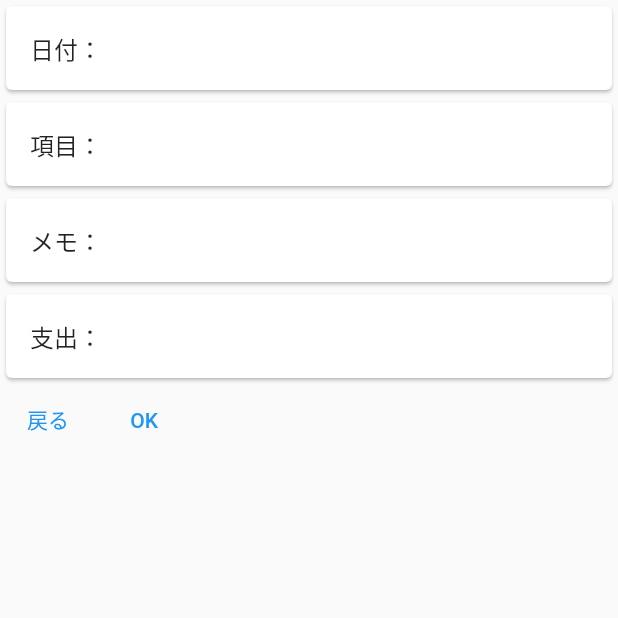
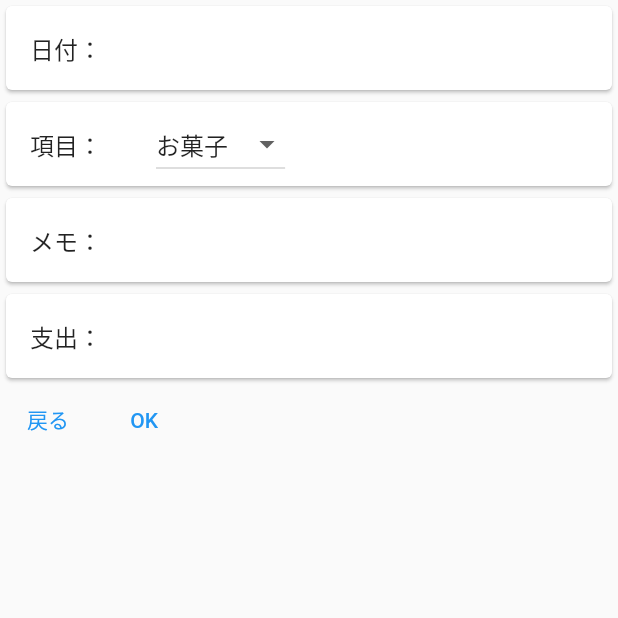
Before and after one commit to Y-h57/flutter01, a Flutter app: the InputPage screen opened directly, on a phone screen of 412 x 824 dp, the top half of it. Run offline on Flutter 3.47's test engine with Material 2 defaults, Android fonts, the phone set to English and light mode, and no system bars.

Commit message:
プルダウンボタンの追加、ListTileの幅の変更

```diff
--- a/lib/main.dart
+++ b/lib/main.dart
@@ -6,6 +6,8 @@ void main() {
 }
 
 class MyApp extends StatelessWidget {
+  MyApp({Key? key}) : super(key: key);
+
   @override
   Widget build(BuildContext context) {
     return MaterialApp(
@@ -64,7 +66,16 @@ class ListPage extends StatelessWidget {
 }
 
 // 入力・編集画面用Widget
-class InputPage extends StatelessWidget {
+class InputPage extends StatefulWidget {
+  const InputPage({Key? key}) : super(key: key);
+
+  @override
+  State<InputPage> createState() => _InputPageState();
+}
+
+class _InputPageState extends State<InputPage> {
+  String? isSelectedItem = 'お菓子';
+
   @override
   Widget build(BuildContext context) {
     return Scaffold(
@@ -75,11 +86,44 @@ class InputPage extends StatelessWidget {
               title: Text('日付：'),
             ),
           ),
+
           Card(
+            child: Row(
+              children: <Widget>[
+                SizedBox(
+                  width: 100,
                   child: ListTile(
                     title: Text('項目：'),
                   ),
                 ),
+
+                DropdownButton(
+                  items: const [
+
+                    DropdownMenuItem(
+                      child: Text('お菓子'),
+                      value: 'お菓子',
+                    ),
+                    DropdownMenuItem(
+                      child: Text('ジュース'),
+                      value: 'ジュース',
+                    ),
+                    DropdownMenuItem(
+                      child: Text('お弁当'),
+                      value: 'お弁当',
+                    ),
+                  ],
+                  onChanged: (String? value) {
+                    setState(() {
+                      isSelectedItem = value;
+                    });
+                  },
+                  value: isSelectedItem,
+                ),
+              ],
+            ),
+          ),
+
           Card(
             child: ListTile(
               title: Text('メモ：'),
@@ -90,6 +134,7 @@ class InputPage extends StatelessWidget {
               title: Text('支出：'),
             ),
           ),
+
           Row(
               children: <Widget>[
                 TextButton(
```
Lines whose indentation alone changed are shown as unchanged.
